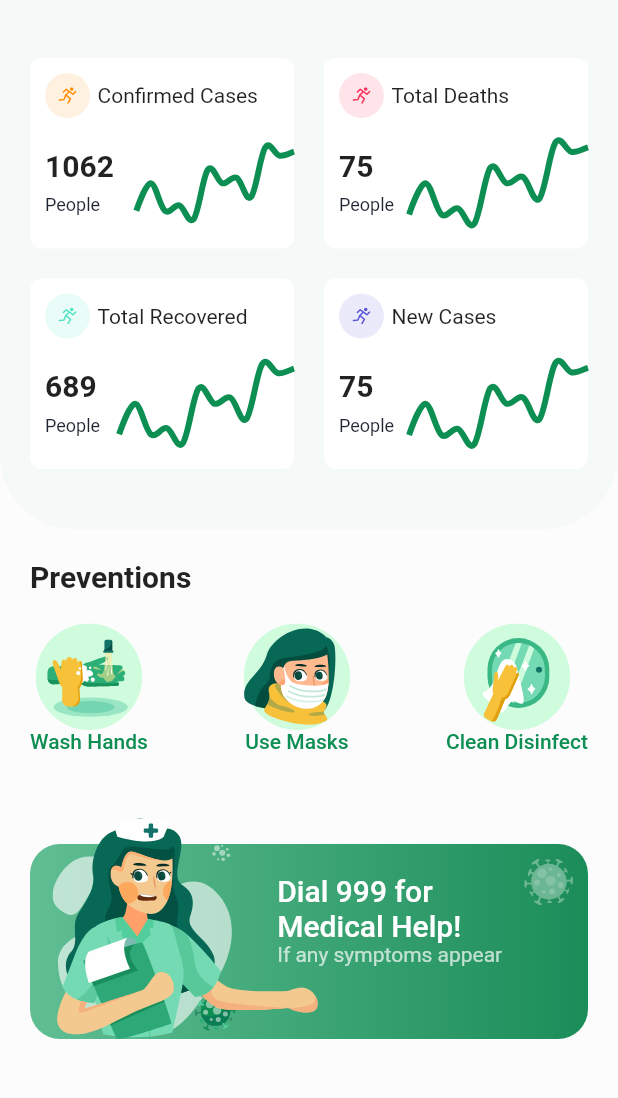
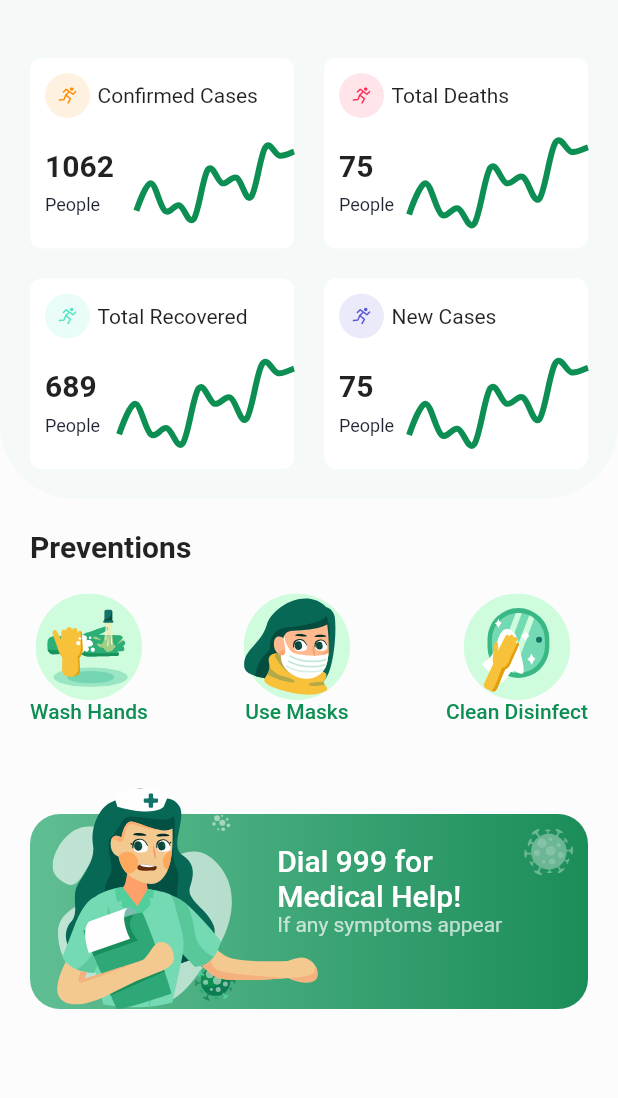
Before and after one commit to abuanwar072/C0VID-19-Flutter-UI, a Flutter app: the screen it shows after launch, on a phone screen of 412 x 824 dp, the part 56-1154 px from its top. Run offline on Flutter 3.47's test engine with Material 2 defaults, Android fonts, the phone set to English and light mode, and no system bars; drawn by our look-alikes of fl_chart; our stand-ins replace flutter_svg.

Commit message:
singlescrollview added
body wrapped in singlechildview to fix the bottom overflow issues on small devices and android

```diff
--- a/lib/screens/home_screen.dart
+++ b/lib/screens/home_screen.dart
@@ -9,11 +9,14 @@ class HomeScreen extends StatelessWidget {
   Widget build(BuildContext context) {
     return Scaffold(
       appBar: buildAppBar(),
-      body: Column(
+
+//wrap singlechildscrollview for correct displaying in small density devices
+      body: SingleChildScrollView(
+              child: Column(
           crossAxisAlignment: CrossAxisAlignment.start,
           children: <Widget>[
             Container(
-            padding: EdgeInsets.only(left: 20, top: 20, right: 20, bottom: 40),
+              padding: EdgeInsets.only(left: 20, top: 20, right: 20, bottom: 20),
               width: double.infinity,
               decoration: BoxDecoration(
                 color: kPrimaryColor.withOpacity(0.03),
@@ -73,7 +76,7 @@ class HomeScreen extends StatelessWidget {
                       "Preventions",
                       style: Theme.of(context)
                           .textTheme
-                        .title
+                          .headline6
                           .copyWith(fontWeight: FontWeight.bold),
                     ),
                     SizedBox(height: 20),
@@ -85,6 +88,7 @@ class HomeScreen extends StatelessWidget {
               ),
             )
           ],
+        ),
       ),
     );
   }
@@ -141,7 +145,7 @@ class HomeScreen extends StatelessWidget {
                     text: "Dial 999 for \nMedical Help!\n",
                     style: Theme.of(context)
                         .textTheme
-                        .title
+                        .headline6
                         .copyWith(color: Colors.white),
                   ),
                   TextSpan(
@@ -203,7 +207,7 @@ class PreventitonCard extends StatelessWidget {
         Text(
           title,
           style:
-              Theme.of(context).textTheme.body2.copyWith(color: kPrimaryColor),
+              Theme.of(context).textTheme.bodyText1.copyWith(color: kPrimaryColor),
         )
       ],
     );
```
Lines whose indentation alone changed are shown as unchanged.
